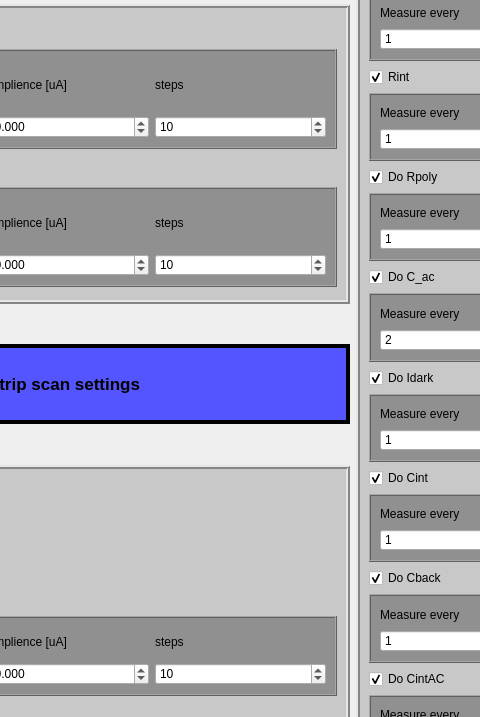
Above: modules/QT_Designer_UI/settings_gui.ui from Chilldose/COMET before the change; both pictures show x 233 to 713 and y 171 to 888 of the 1171 by 972 pixel window. Below: the same form after it.
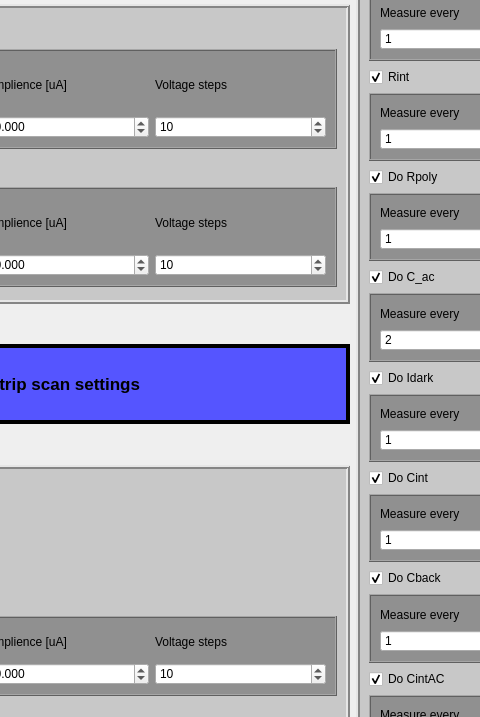
That is the form after the change.

```diff
--- a/modules/QT_Designer_UI/settings_gui.ui
+++ b/modules/QT_Designer_UI/settings_gui.ui
@@ -167,7 +167,7 @@
          <item row="1" column="2">
           <widget class="QLabel" name="voltages_steps_label">
            <property name="text">
-            <string>steps</string>
+            <string>Voltage steps</string>
            </property>
           </widget>
          </item>
@@ -347,7 +347,7 @@
          <item row="1" column="2">
           <widget class="QLabel" name="voltages_steps_label_CV">
            <property name="text">
-            <string>steps</string>
+            <string>Voltage steps</string>
            </property>
           </widget>
          </item>
@@ -464,7 +464,7 @@
          <item row="1" column="2">
           <widget class="QLabel" name="voltages_steps_label_strip">
            <property name="text">
-            <string>steps</string>
+            <string>Voltage steps</string>
            </property>
           </widget>
          </item>
```
